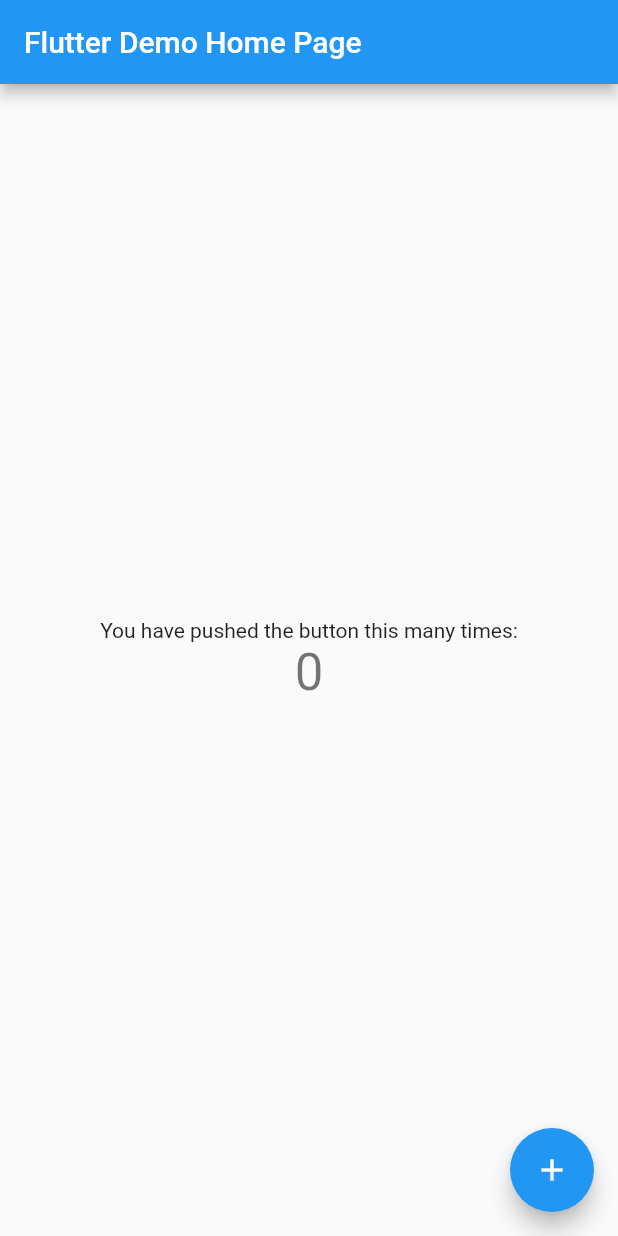
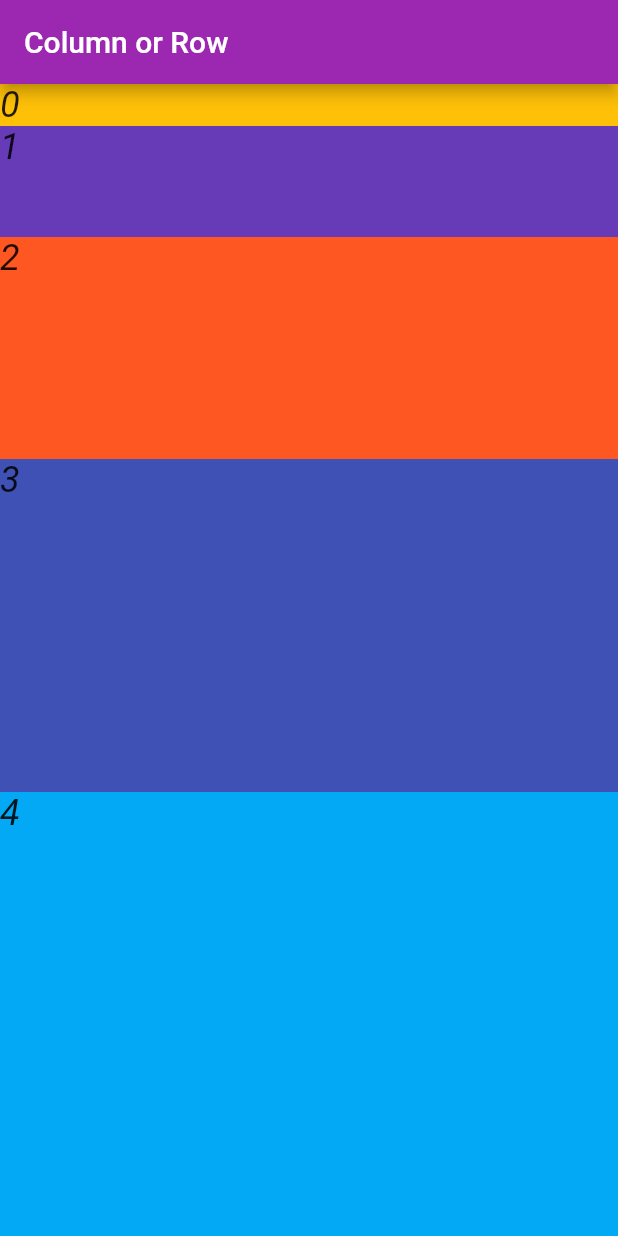
Before and after one commit to dpocheronOnePoint/HelloLayoutFlutter, a Flutter app: the screen it shows after launch, on a phone screen of 412 x 824 dp. Run offline on Flutter 3.47's test engine with Material 2 defaults, Android fonts, the phone set to English and light mode, and no system bars; our stand-ins replace flutter_mobx, mobx; generated files the repository leaves out were written again.

Commit message:
End ColumnOrRow Project

```diff
--- a/column_example/lib/main.dart
+++ b/column_example/lib/main.dart
@@ -1,115 +1,29 @@
+import 'package:column_example/widgets/column_or_row.dart';
 import 'package:flutter/material.dart';
 
-void main() {
-  runApp(const MyApp());
-}
+void main() => runApp(const MyApp());
 
 class MyApp extends StatelessWidget {
   const MyApp({Key? key}) : super(key: key);
 
-  // This widget is the root of your application.
   @override
   Widget build(BuildContext context) {
     return MaterialApp(
-      title: 'Flutter Demo',
       theme: ThemeData(
-        // This is the theme of your application.
-        //
-        // Try running your application with "flutter run". You'll see the
-        // application has a blue toolbar. Then, without quitting the app, try
-        // changing the primarySwatch below to Colors.green and then invoke
-        // "hot reload" (press "r" in the console where you ran "flutter run",
-        // or simply save your changes to "hot reload" in a Flutter IDE).
-        // Notice that the counter didn't reset back to zero; the application
-        // is not restarted.
-        primarySwatch: Colors.blue,
+        colorScheme: ColorScheme.fromSwatch().copyWith(
+            // brightness: Brightness.dark,
+            primary: Colors.purple,
+            secondary: Colors.orange),
+        textTheme: const TextTheme(
+          bodyText2: TextStyle(fontSize: 24, fontStyle: FontStyle.italic),
+        ),
       ),
-      home: const MyHomePage(title: 'Flutter Demo Home Page'),
+      home: Scaffold(
+        appBar: AppBar(
+          title: const Text('Column or Row'),
+        ),
+        body: const ColumnOrRowWidget(),
+      ),
     );
   }
 }
-
-class MyHomePage extends StatefulWidget {
-  const MyHomePage({Key? key, required this.title}) : super(key: key);
-
-  // This widget is the home page of your application. It is stateful, meaning
-  // that it has a State object (defined below) that contains fields that affect
-  // how it looks.
-
-  // This class is the configuration for the state. It holds the values (in this
-  // case the title) provided by the parent (in this case the App widget) and
-  // used by the build method of the State. Fields in a Widget subclass are
-  // always marked "final".
-
-  final String title;
-
-  @override
-  State<MyHomePage> createState() => _MyHomePageState();
-}
-
-class _MyHomePageState extends State<MyHomePage> {
-  int _counter = 0;
-
-  void _incrementCounter() {
-    setState(() {
-      // This call to setState tells the Flutter framework that something has
-      // changed in this State, which causes it to rerun the build method below
-      // so that the display can reflect the updated values. If we changed
-      // _counter without calling setState(), then the build method would not be
-      // called again, and so nothing would appear to happen.
-      _counter++;
-    });
-  }
-
-  @override
-  Widget build(BuildContext context) {
-    // This method is rerun every time setState is called, for instance as done
-    // by the _incrementCounter method above.
-    //
-    // The Flutter framework has been optimized to make rerunning build methods
-    // fast, so that you can just rebuild anything that needs updating rather
-    // than having to individually change instances of widgets.
-    return Scaffold(
-      appBar: AppBar(
-        // Here we take the value from the MyHomePage object that was created by
-        // the App.build method, and use it to set our appbar title.
-        title: Text(widget.title),
-      ),
-      body: Center(
-        // Center is a layout widget. It takes a single child and positions it
-        // in the middle of the parent.
-        child: Column(
-          // Column is also a layout widget. It takes a list of children and
-          // arranges them vertically. By default, it sizes itself to fit its
-          // children horizontally, and tries to be as tall as its parent.
-          //
-          // Invoke "debug painting" (press "p" in the console, choose the
-          // "Toggle Debug Paint" action from the Flutter Inspector in Android
-          // Studio, or the "Toggle Debug Paint" command in Visual Studio Code)
-          // to see the wireframe for each widget.
-          //
-          // Column has various properties to control how it sizes itself and
-          // how it positions its children. Here we use mainAxisAlignment to
-          // center the children vertically; the main axis here is the vertical
-          // axis because Columns are vertical (the cross axis would be
-          // horizontal).
-          mainAxisAlignment: MainAxisAlignment.center,
-          children: <Widget>[
-            const Text(
-              'You have pushed the button this many times:',
-            ),
-            Text(
-              '$_counter',
-              style: Theme.of(context).textTheme.headline4,
-            ),
-          ],
-        ),
-      ),
-      floatingActionButton: FloatingActionButton(
-        onPressed: _incrementCounter,
-        tooltip: 'Increment',
-        child: const Icon(Icons.add),
-      ), // This trailing comma makes auto-formatting nicer for build methods.
-    );
-  }
-}
--- /dev/null
+++ b/column_example/lib/widgets/column_or_row.dart
@@ -0,0 +1,49 @@
+import 'package:flutter/material.dart';
+
+class ColumnOrRowWidget extends StatelessWidget {
+  const ColumnOrRowWidget({Key? key}) : super(key: key);
+
+  @override
+  Widget build(BuildContext context) {
+    final sizeX = MediaQuery.of(context).size.width;
+    final sizeY = MediaQuery.of(context).size.height;
+
+    return SizedBox(
+      width: sizeX,
+      height: sizeY,
+      // Just choose Column or Row
+      child: Column(
+        // verticalDirection: VerticalDirection.up,
+        mainAxisAlignment: MainAxisAlignment.spaceAround,
+        // textDirection: TextDirection.rtl,
+        crossAxisAlignment: CrossAxisAlignment.stretch,
+        children: createSquares(5),
+      ),
+    );
+  }
+}
+
+List<Widget> createSquares(int numSquares) {
+  int i = 0;
+  List colors = [
+    Colors.amber,
+    Colors.deepPurple,
+    Colors.deepOrange,
+    Colors.indigo,
+    Colors.lightBlue
+  ];
+  List<Widget> squares = [];
+  while (i < numSquares) {
+    Expanded square = Expanded(
+        flex: i,
+        child: Container(
+          color: colors[i],
+          // width: 60,
+          // height: 60,
+          child: Text(i.toString()),
+        ));
+    i++;
+    squares.add(square);
+  }
+  return squares;
+}
```
